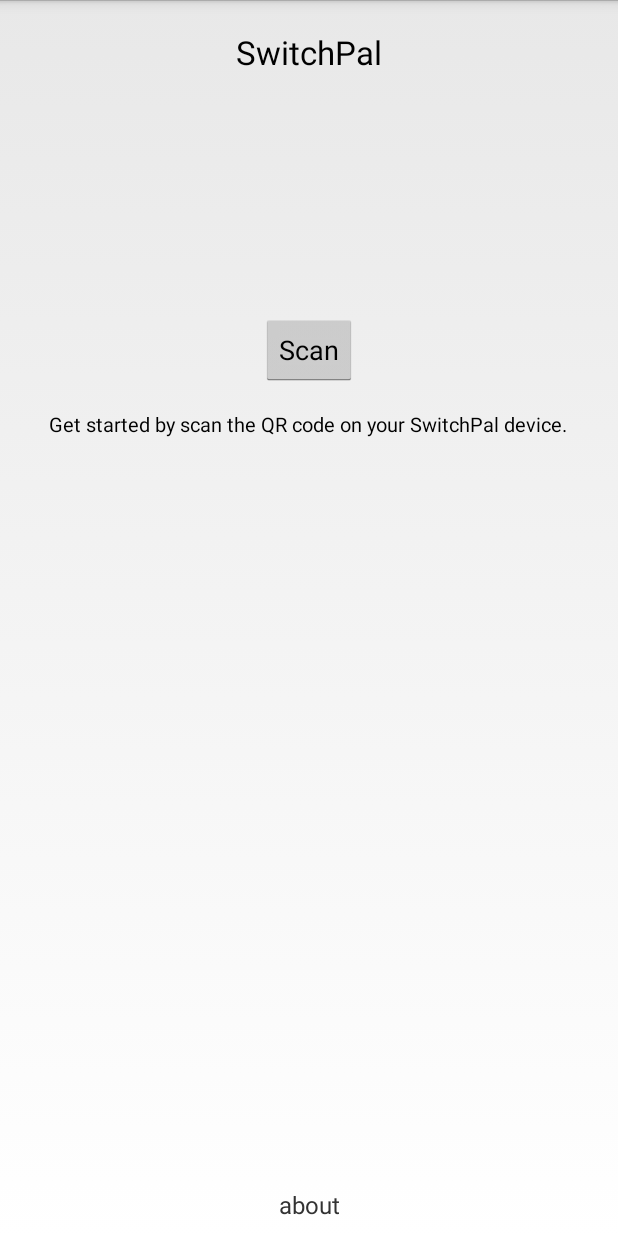
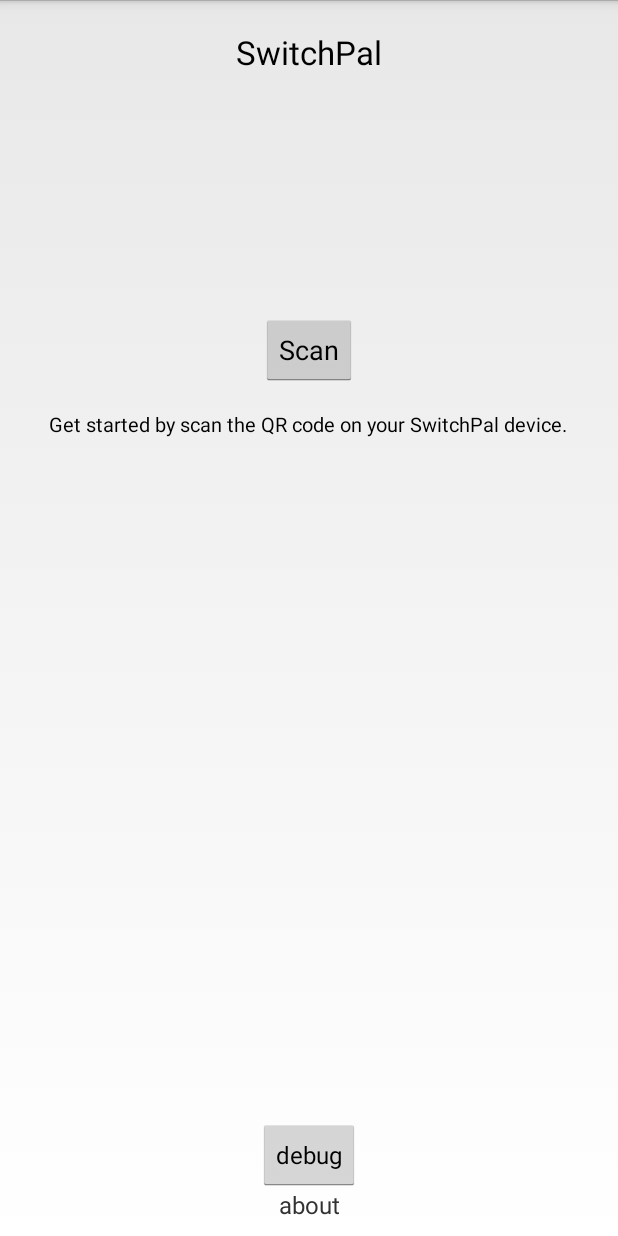
Before and after one commit to switchpal/Android, an Android app: the screen it shows after launch (MainActivity), on a phone screen of 412 x 824 dp. Run offline under Robolectric (Android 15) with nearby library versions, the phone set to English and light mode, and no system bars.

```diff
--- a/src/main/java/com/getswitchpal/android/DeviceScanActivity.java
+++ b/src/main/java/com/getswitchpal/android/DeviceScanActivity.java
@@ -10,6 +10,7 @@ import android.content.Intent;
 import android.content.pm.PackageManager;
 import android.os.Bundle;
 import android.os.Handler;
+import android.util.Log;
 import android.view.LayoutInflater;
 import android.view.Menu;
 import android.view.MenuItem;
@@ -238,6 +239,7 @@ public class DeviceScanActivity extends ListActivity {
             runOnUiThread(new Runnable() {
                 @Override
                 public void run() {
+                    Log.d("XXX", "New device found" + device.getName() + device.getAddress());
                     mLeDeviceListAdapter.addDevice(device);
                     mLeDeviceListAdapter.notifyDataSetChanged();
                 }
--- a/src/main/java/com/getswitchpal/android/MainActivity.java
+++ b/src/main/java/com/getswitchpal/android/MainActivity.java
@@ -2,7 +2,10 @@ package com.getswitchpal.android;
 
 import android.app.ActionBar;
 import android.app.Activity;
+import android.content.Intent;
 import android.os.Bundle;
+import android.view.View;
+import android.widget.Button;
 
 /**
  * The activity that is used when a user has not connect to a device.
@@ -21,5 +24,23 @@ public class MainActivity extends Activity {
             actionBar.hide();
         }
 
+        // get hold on the scan button
+        final Button scanButton = (Button) findViewById(R.id.button_scan);
+        scanButton.setOnClickListener(new View.OnClickListener() {
+            @Override
+            public void onClick(View v) {
+                Intent intent = new Intent(MainActivity.this, ScanActivity.class);
+                MainActivity.this.startActivity(intent);
+            }
+        });
+
+        final Button debugButton = (Button) findViewById(R.id.text_debug);
+        debugButton.setOnClickListener(new View.OnClickListener() {
+            @Override
+            public void onClick(View v) {
+                Intent intent = new Intent(MainActivity.this, DeviceActivity.class);
+                MainActivity.this.startActivity(intent);
+            }
+        });
     }
 }
--- a/src/main/res/layout/activity_main.xml
+++ b/src/main/res/layout/activity_main.xml
@@ -1,5 +1,4 @@
-<RelativeLayout
-        xmlns:android="http://schemas.android.com/apk/res/android"
+<RelativeLayout xmlns:android="http://schemas.android.com/apk/res/android"
     android:layout_width="match_parent"
     android:layout_height="match_parent"
     android:orientation="vertical">
@@ -13,19 +12,18 @@
         android:id="@+id/textView"
         android:layout_marginTop="20dp"
         android:layout_marginBottom="160dp"
-            android:layout_centerHorizontal="true"
-            />
+        android:layout_centerHorizontal="true" />
 
     <Button
         android:layout_width="wrap_content"
         android:layout_height="wrap_content"
         android:text="Scan"
-            android:id="@+id/button"
+        android:id="@+id/button_scan"
         android:layout_below="@id/textView"
-            android:layout_centerHorizontal="true"
-            />
+        android:layout_centerHorizontal="true" />
 
-    <TextView style="@style/Widget.SampleMessage"
+    <TextView
+        style="@style/Widget.SampleMessage"
         android:layout_width="wrap_content"
         android:layout_height="wrap_content"
         android:layout_marginLeft="@dimen/horizontal_page_margin"
@@ -36,9 +34,18 @@
         android:textSize="13dp"
         android:id="@+id/intro"
         android:gravity="center_horizontal"
-              android:layout_below="@id/button"
+        android:layout_below="@id/button_scan"
+        android:layout_centerHorizontal="true" />
+
+    <Button
+        android:layout_width="wrap_content"
+        android:layout_height="wrap_content"
+        android:text="debug"
+        android:textSize="16dp"
+        android:id="@+id/text_debug"
+        android:layout_alignParentBottom="true"
         android:layout_centerHorizontal="true"
-            />
+        android:layout_marginBottom="30dp" />
 
     <TextView
         android:layout_width="match_parent"
@@ -48,6 +55,5 @@
         android:id="@+id/text_about"
         android:gravity="center_horizontal"
         android:layout_alignParentBottom="true"
-            android:layout_marginBottom="10dp"
-            />
+        android:layout_marginBottom="10dp" />
 </RelativeLayout>
--- a/src/main/res/values/template-styles.xml
+++ b/src/main/res/values/template-styles.xml
@@ -2,10 +2,13 @@
 
     <!-- Activity themes -->
 
-    <style name="Theme.Base" parent="android:Theme.Holo.Light" />
+    <style name="Theme.Base" parent="android:Theme.Holo.Light">
+        <item name="android:windowActionBarOverlay">true</item>
+    </style>
 
     <style name="Theme.Sample" parent="Theme.Base" />
 
+    <!-- applied globally -->
     <style name="AppTheme" parent="Theme.Sample" />
     <!-- Widget styling -->
 
```
Also changed, not shown: build.gradle (+9 -2 lines), src/main/AndroidManifest.xml (+32 -18 lines), src/main/java/com/getswitchpal/android/DeviceActivity.java (added, +102 -0 lines), src/main/java/com/getswitchpal/android/ScanActivity.java (added, +62 -0 lines), src/main/res/layout/actionbar_indeterminate_progress.xml (+8 -6 lines), src/main/res/layout/activity_device.xml (added, +32 -0 lines), src/main/res/layout/gatt_services_characteristics.xml (+49 -23 lines), src/main/res/layout/listitem_device.xml (+8 -4 lines), src/main/res/menu/gatt_services.xml (+9 -6 lines), src/main/res/menu/main.xml (+9 -6 lines). Lines whose indentation alone changed are shown as unchanged.
